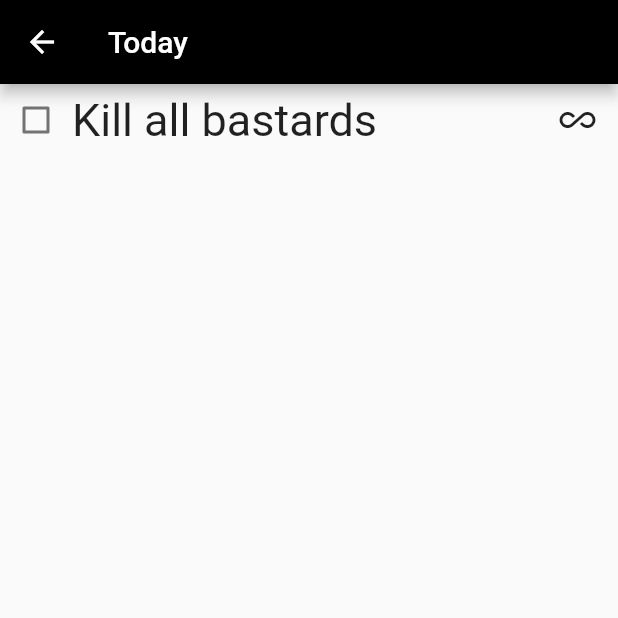
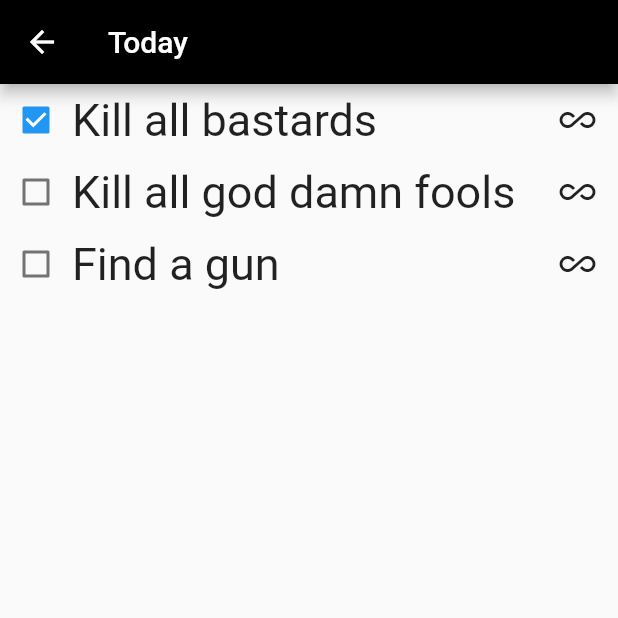
Before and after one commit to Great-TODO-dev/Great-TODO, a Flutter app: the TodayTab screen opened by its route, on a phone screen of 412 x 824 dp, the top half of it. Run offline on Flutter 3.47's test engine with Material 2 defaults, Android fonts, the phone set to English and light mode, and no system bars.

Commit message:
Сделал примерную передачу заметок во вкладку 'Сегодня'

```diff
--- /dev/null
+++ b/mobile_app/lib/Stores/MainStore.dart
@@ -0,0 +1,22 @@
+class MainStore {
+  MainStore();
+
+  // TODO: сделать тип данных отвечающий за таски
+  dynamic updateTasks(){
+    var tasks = [
+      {
+        'name' : 'Kill all bastards',
+        'completed' : true
+      },
+      {
+        'name' : 'Kill all god damn fools',
+        'completed' : false
+      },
+      {
+        'name' : 'Find a gun',
+        'completed' : false
+      }
+    ];
+    return tasks;
+  }
+}
--- a/mobile_app/lib/Task/Task.dart
+++ b/mobile_app/lib/Task/Task.dart
@@ -3,19 +3,20 @@ import 'package:flutter/widgets.dart';
 
 class Task extends StatefulWidget {
   final String name;
-  Task(this.name);
+  bool state;
+  Task(this.name, this.state);
 
   @override
   State<StatefulWidget> createState() {
     // TODO: переделать передачу назвния таска
-    return _TaskState(name);
+    return _TaskState(name, state);
   }
 }
 
 class _TaskState extends State<Task> {
   final String name;
-  bool checkboxState = false;
-  _TaskState(this.name);
+  bool checkboxState;
+  _TaskState(this.name, this.checkboxState);
 
   @override
   Widget build(BuildContext context) {
--- a/mobile_app/lib/TodayTab/TodayTab.dart
+++ b/mobile_app/lib/TodayTab/TodayTab.dart
@@ -5,6 +5,8 @@ import '../Locals/locals.dart';
 import '../Task/Task.dart';
 
 class TodayTab extends StatelessWidget {
+  dynamic tasks;
+  TodayTab(this.tasks);
   @override
   Widget build(BuildContext context) {
     return Scaffold(
@@ -13,7 +15,9 @@ class TodayTab extends StatelessWidget {
         ),
       body: ListView(
         children: [
-          Task('Kill all bastards')
+          ...(tasks as List<dynamic>).map((task) {
+            return Task(task['name'], task['completed']);
+          }).toList()
         ],
       ),
     );
```
Also changed, not shown: mobile_app/lib/main.dart (+6 -2 lines).
